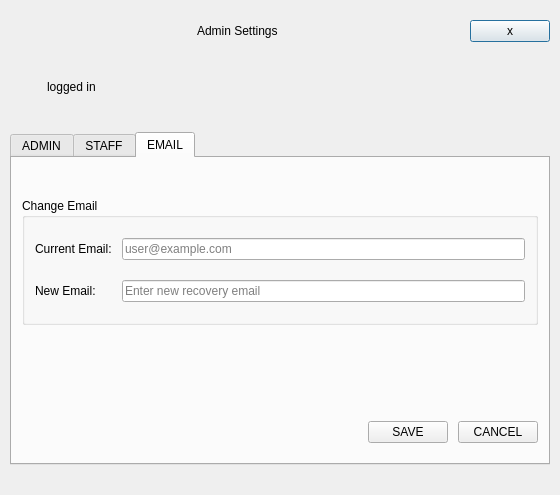
First picture: the form in Project/ui/admin_menu.ui, repository Selvam-T/POS, before the edit.
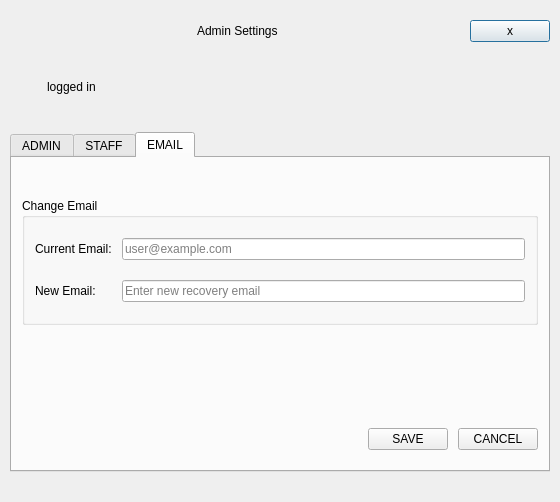
Second picture: the form after the edit. The open tabs and pages were chosen to show the change.

The edit to the form file:
```diff
--- a/Project/ui/admin_menu.ui
+++ b/Project/ui/admin_menu.ui
@@ -7,7 +7,7 @@
     <x>0</x>
     <y>0</y>
     <width>560</width>
-    <height>495</height>
+    <height>502</height>
    </rect>
   </property>
   <property name="sizePolicy">
```
Left out of the diff: 20 changed lines with no effect on the pictures.
